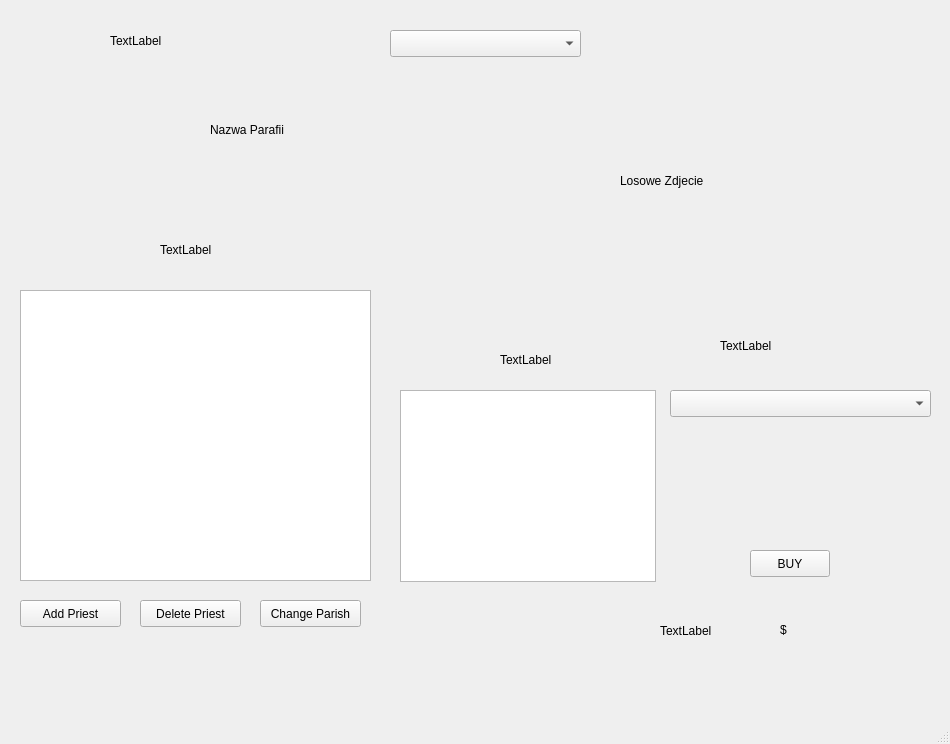
The window that newwindow.ui (GrzemoTLM/Diocese-Management-QT-app) describes before a commit, drawn with Qt 5.
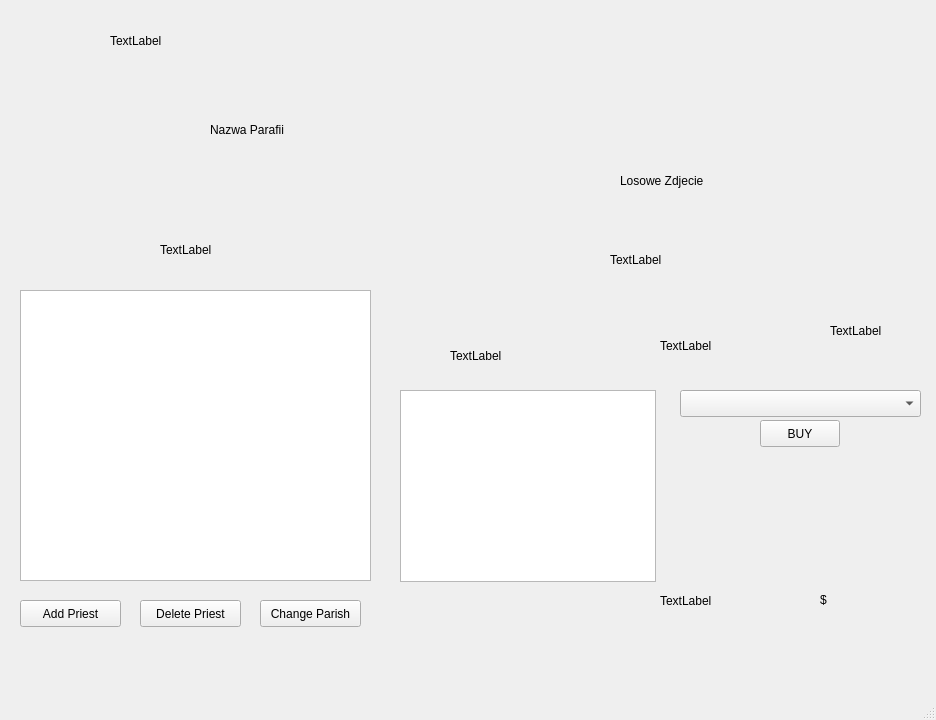
The same window after the commit.

The edit to the form file:
```diff
--- a/newwindow.ui
+++ b/newwindow.ui
@@ -6,8 +6,8 @@
    <rect>
     <x>0</x>
     <y>0</y>
-    <width>950</width>
-    <height>744</height>
+    <width>936</width>
+    <height>720</height>
    </rect>
   </property>
   <property name="windowTitle">
@@ -27,16 +27,6 @@
      <string>TextLabel</string>
     </property>
    </widget>
-   <widget class="QComboBox" name="comboBox">
-    <property name="geometry">
-     <rect>
-      <x>390</x>
-      <y>30</y>
-      <width>191</width>
-      <height>27</height>
-     </rect>
-    </property>
-   </widget>
    <widget class="QListView" name="listView">
     <property name="geometry">
      <rect>
@@ -125,10 +115,10 @@
    <widget class="QLabel" name="LabelEQ">
     <property name="geometry">
      <rect>
-      <x>500</x>
-      <y>350</y>
-      <width>56</width>
-      <height>19</height>
+      <x>450</x>
+      <y>340</y>
+      <width>161</width>
+      <height>31</height>
      </rect>
     </property>
     <property name="text">
@@ -152,7 +142,7 @@
     <property name="geometry">
      <rect>
       <x>660</x>
-      <y>610</y>
+      <y>580</y>
       <width>91</width>
       <height>41</height>
      </rect>
@@ -164,9 +154,9 @@
    <widget class="QLabel" name="LabelShop">
     <property name="geometry">
      <rect>
-      <x>720</x>
+      <x>660</x>
       <y>320</y>
-      <width>151</width>
+      <width>181</width>
       <height>51</height>
      </rect>
     </property>
@@ -174,21 +164,11 @@
      <string>TextLabel</string>
     </property>
    </widget>
-   <widget class="QComboBox" name="comboBox_2">
-    <property name="geometry">
-     <rect>
-      <x>670</x>
-      <y>390</y>
-      <width>261</width>
-      <height>27</height>
-     </rect>
-    </property>
-   </widget>
    <widget class="QPushButton" name="ButtonBuy">
     <property name="geometry">
      <rect>
-      <x>750</x>
-      <y>550</y>
+      <x>760</x>
+      <y>420</y>
       <width>80</width>
       <height>27</height>
      </rect>
@@ -200,8 +180,8 @@
    <widget class="QLabel" name="LabelMoney">
     <property name="geometry">
      <rect>
-      <x>780</x>
-      <y>620</y>
+      <x>820</x>
+      <y>590</y>
       <width>56</width>
       <height>19</height>
      </rect>
@@ -210,6 +190,42 @@
      <string>$</string>
     </property>
    </widget>
+   <widget class="QLabel" name="LabelShopPic">
+    <property name="geometry">
+     <rect>
+      <x>830</x>
+      <y>280</y>
+      <width>101</width>
+      <height>101</height>
+     </rect>
+    </property>
+    <property name="text">
+     <string>TextLabel</string>
+    </property>
+   </widget>
+   <widget class="QLabel" name="label_2">
+    <property name="geometry">
+     <rect>
+      <x>610</x>
+      <y>250</y>
+      <width>56</width>
+      <height>19</height>
+     </rect>
+    </property>
+    <property name="text">
+     <string>TextLabel</string>
+    </property>
+   </widget>
+   <widget class="QComboBox" name="comboBoxShop">
+    <property name="geometry">
+     <rect>
+      <x>680</x>
+      <y>390</y>
+      <width>241</width>
+      <height>27</height>
+     </rect>
+    </property>
+   </widget>
   </widget>
   <widget class="QStatusBar" name="statusbar"/>
   <widget class="QMenuBar" name="menuBar">
```
Left out of the diff: 2 changed lines with no effect on the pictures.
